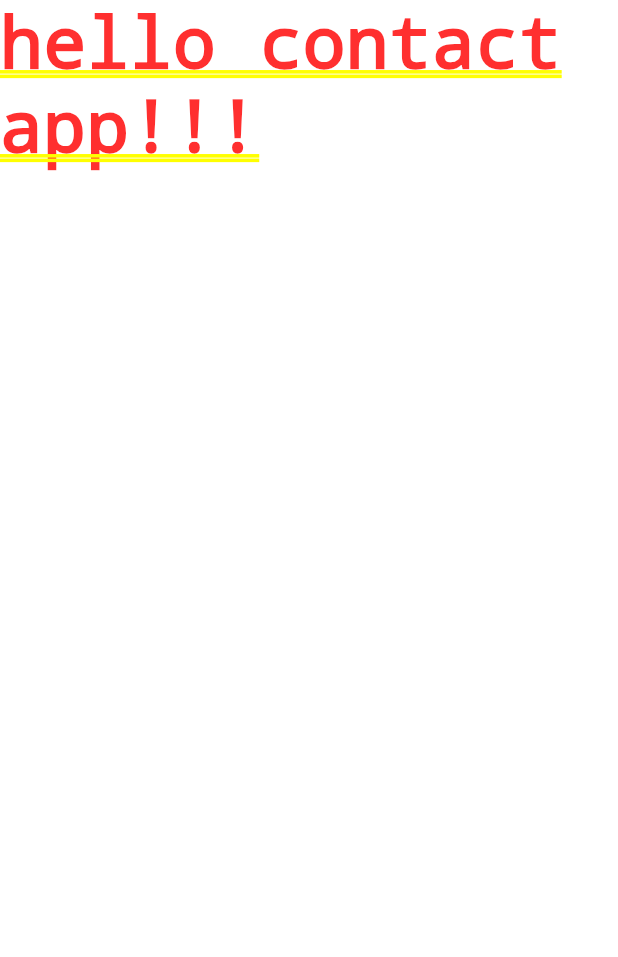
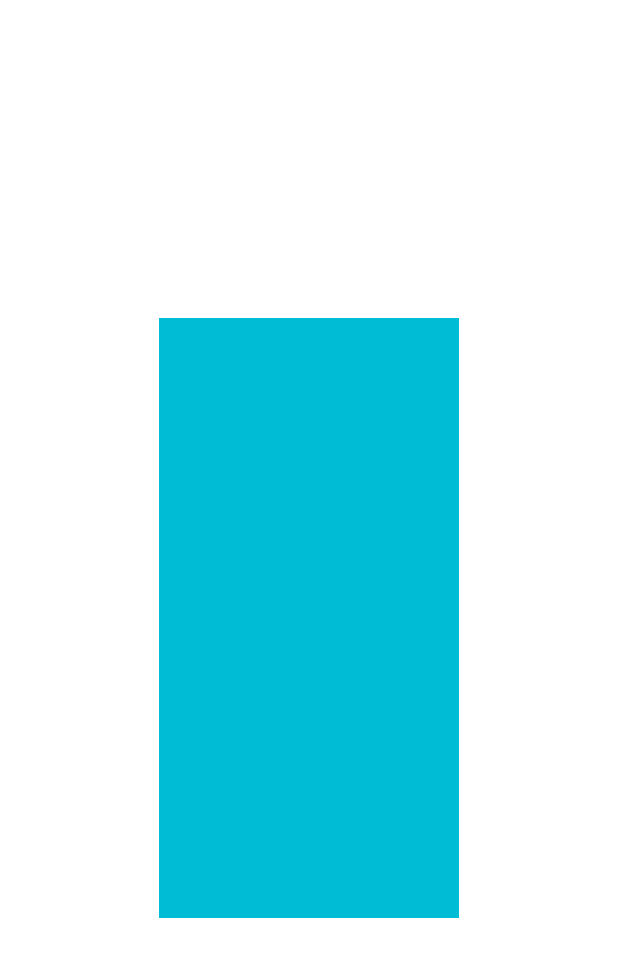
Before and after one commit to jinsumin/ContactApp, a Flutter app: the screen it shows after launch, on a phone screen of 412 x 824 dp. Shown: the top 957 px of the screen. Run offline on Flutter 3.47's test engine with Material 2 defaults, Android fonts, the phone set to English and light mode, and no system bars.

Commit message:
widget center, container

```diff
--- a/lib/main.dart
+++ b/lib/main.dart
@@ -10,7 +10,9 @@ class MyApp extends StatelessWidget {
   @override
   Widget build(BuildContext context) {
     return MaterialApp(
-      home: Text('hello contact app!!!'),
+      home: Center(
+        child: Container(width: 200, height: 400, color: Colors.cyan),
+      )
     );
   }
 }
```
